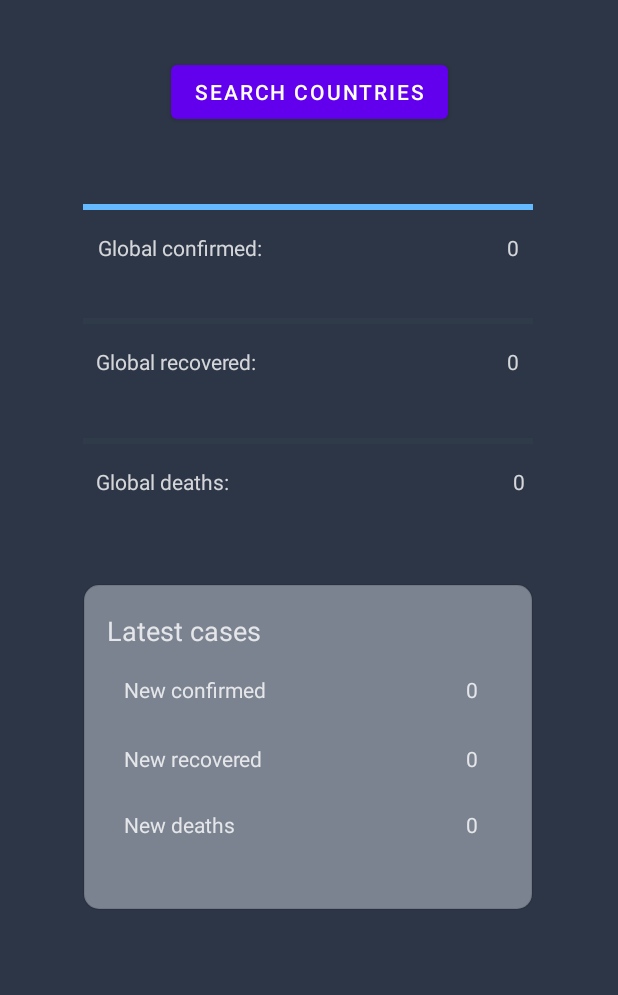
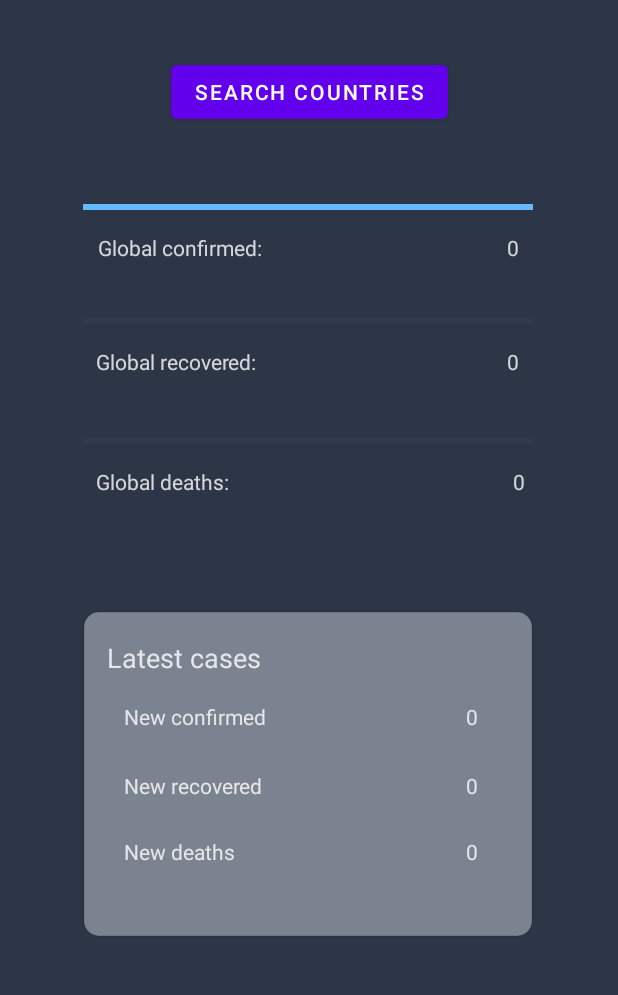
Before and after one commit to andras-adam/coronainfo, an Android app: the screen it shows after launch (HomeActivity), on a phone screen of 412 x 824 dp, the part 122-1117 px from its top. Run offline under Robolectric (Android 15) with nearby library versions, the phone set to English and light mode, and no system bars.

Commit message:
Update activity_home.xml

```diff
--- a/app/src/main/res/layout/activity_home.xml
+++ b/app/src/main/res/layout/activity_home.xml
@@ -186,7 +186,7 @@
         app:layout_constraintHorizontal_bias="0.494"
         app:layout_constraintStart_toStartOf="parent"
         app:layout_constraintTop_toTopOf="parent"
-        app:layout_constraintVertical_bias="0.758" />
+        app:layout_constraintVertical_bias="0.79" />
 
     <TextView
         android:id="@+id/textLatest"
```
